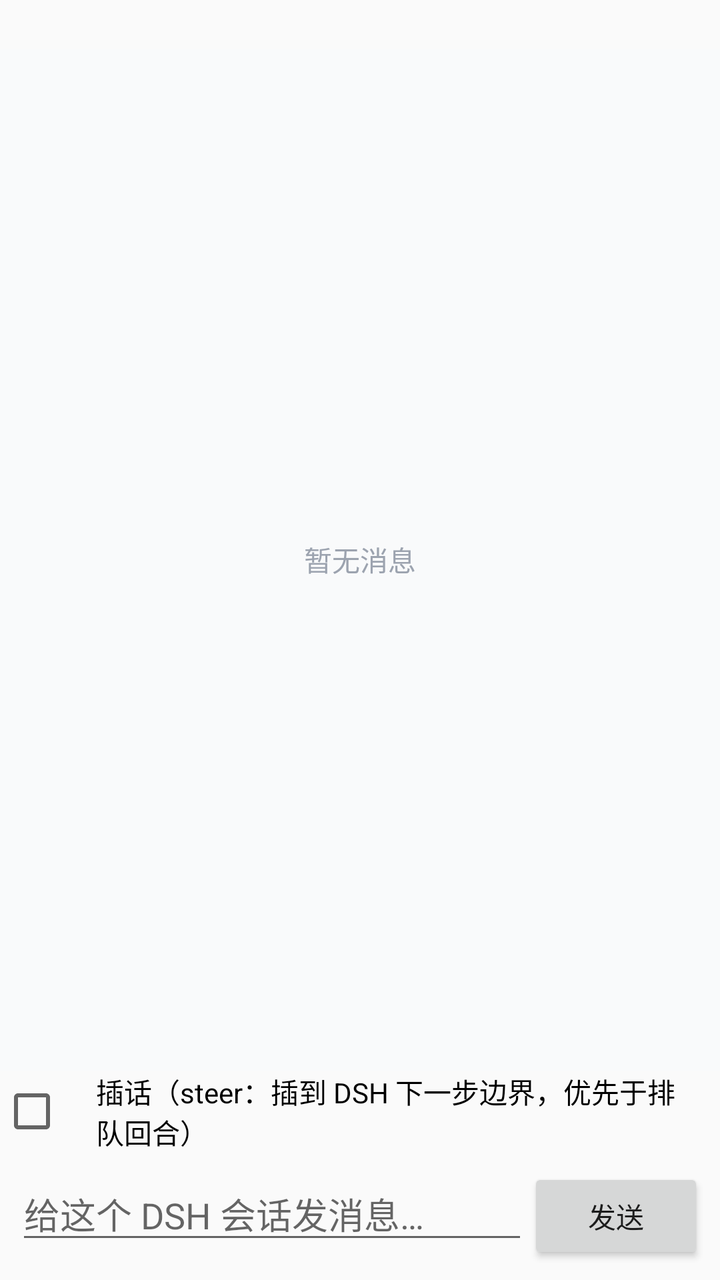
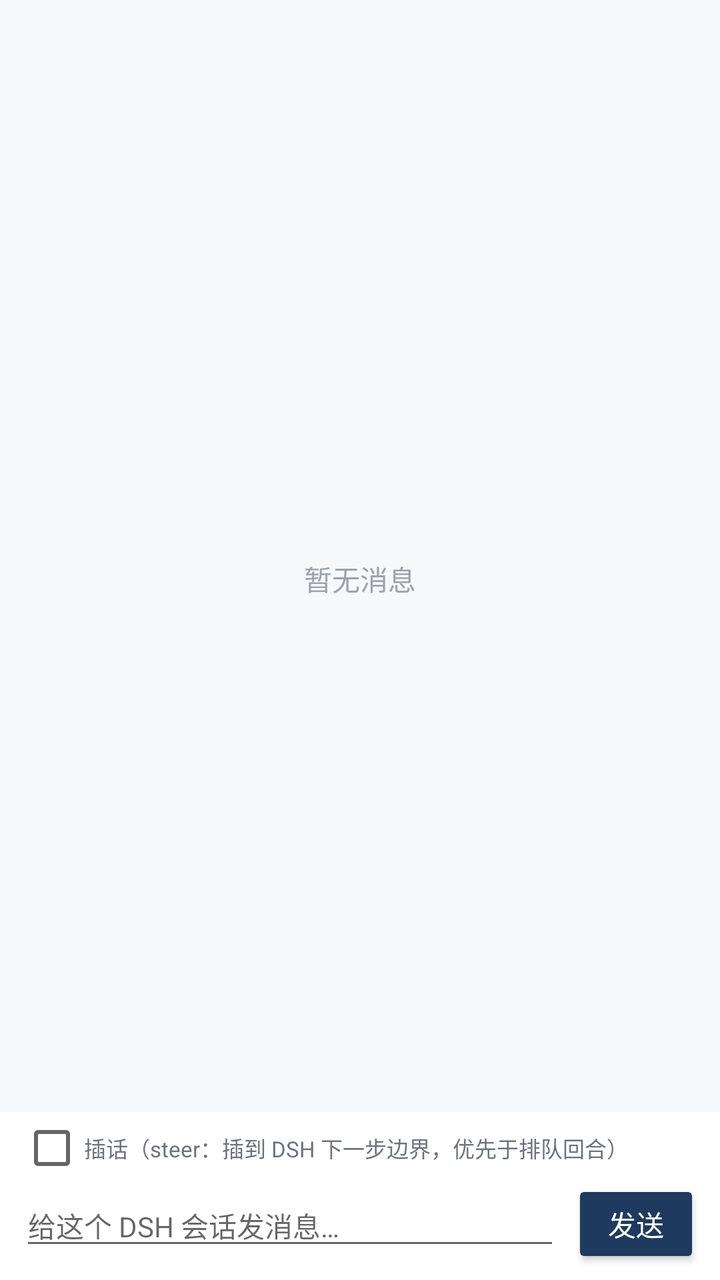

Compare the two renders of this Android layout. The source of the first and the diff that turns it into the second are given below.
<!-- AndroidManifest.xml: application theme AppTheme -->
<!-- res/layout/activity_session.xml -->
<?xml version="1.0" encoding="utf-8"?>
<LinearLayout xmlns:android="http://schemas.android.com/apk/res/android"
    android:layout_width="match_parent"
    android:layout_height="match_parent"
    android:orientation="vertical">

    <LinearLayout
        android:layout_width="match_parent"
        android:layout_height="wrap_content"
        android:orientation="horizontal"
        android:gravity="center_vertical"
        android:paddingLeft="16dp"
        android:paddingRight="16dp"
        android:paddingTop="8dp">

        <TextView
            android:id="@+id/status"
            android:layout_width="0dp"
            android:layout_height="wrap_content"
            android:layout_weight="1"
            android:textSize="12sp"
            android:textColor="#374151" />

        <Button
            android:id="@+id/load_older"
            android:layout_width="wrap_content"
            android:layout_height="wrap_content"
            android:text="加载更早"
            android:visibility="gone" />
    </LinearLayout>

    <FrameLayout
        android:layout_width="match_parent"
        android:layout_height="0dp"
        android:layout_weight="1"
        android:background="#F9FAFB">

        <ListView
            android:id="@+id/message_list"
            android:layout_width="match_parent"
            android:layout_height="match_parent"
            android:divider="#EEF2F7"
            android:dividerHeight="1dp"
            android:stackFromBottom="false" />

        <TextView
            android:id="@+id/empty"
            android:layout_width="wrap_content"
            android:layout_height="wrap_content"
            android:layout_gravity="center"
            android:text="暂无消息"
            android:textColor="#9CA3AF" />
    </FrameLayout>

    <CheckBox
        android:id="@+id/steer_check"
        android:layout_width="match_parent"
        android:layout_height="wrap_content"
        android:paddingLeft="16dp"
        android:paddingRight="16dp"
        android:text="插话（steer：插到 DSH 下一步边界，优先于排队回合）" />

    <LinearLayout
        android:layout_width="match_parent"
        android:layout_height="wrap_content"
        android:orientation="horizontal"
        android:padding="8dp"
        android:gravity="bottom">

        <EditText
            android:id="@+id/input"
            android:layout_width="0dp"
            android:layout_height="wrap_content"
            android:layout_weight="1"
            android:hint="给这个 DSH 会话发消息…"
            android:inputType="textMultiLine|textCapSentences"
            android:maxLines="5"
            android:minLines="1" />

        <Button
            android:id="@+id/send_button"
            android:layout_width="wrap_content"
            android:layout_height="wrap_content"
            android:text="发送" />
    </LinearLayout>
</LinearLayout>
<!-- resources referenced by this layout -->
<resources>
  <style name="AppTheme" parent="android:Theme.Material.Light.DarkActionBar">
          <item name="android:colorPrimary">#1E3A5F</item>
          <item name="android:colorPrimaryDark">#14283F</item>
          <item name="android:colorAccent">#2F6FA8</item>
          <item name="android:statusBarColor">#14283F</item>
      </style>
</resources>

<!-- the commit's change to res/layout/activity_session.xml (unified diff, before → after) -->
@@ -2,7 +2,8 @@
 <LinearLayout xmlns:android="http://schemas.android.com/apk/res/android"
     android:layout_width="match_parent"
     android:layout_height="match_parent"
-    android:orientation="vertical">
+    android:orientation="vertical"
+    android:background="#F7F8FA">
 
     <LinearLayout
         android:layout_width="match_parent"
@@ -11,20 +12,25 @@
         android:gravity="center_vertical"
         android:paddingLeft="16dp"
         android:paddingRight="16dp"
-        android:paddingTop="8dp">
+        android:paddingTop="6dp"
+        android:paddingBottom="2dp">
 
         <TextView
             android:id="@+id/status"
             android:layout_width="0dp"
             android:layout_height="wrap_content"
             android:layout_weight="1"
-            android:textSize="12sp"
-            android:textColor="#374151" />
+            android:textSize="11sp"
+            android:textColor="#6B7280" />
 
         <Button
             android:id="@+id/load_older"
             android:layout_width="wrap_content"
-            android:layout_height="wrap_content"
+            android:layout_height="32dp"
+            android:minWidth="0dp"
+            android:paddingLeft="10dp"
+            android:paddingRight="10dp"
+            android:textSize="12sp"
             android:text="加载更早"
             android:visibility="gone" />
     </LinearLayout>
@@ -32,15 +38,18 @@
     <FrameLayout
         android:layout_width="match_parent"
         android:layout_height="0dp"
-        android:layout_weight="1"
-        android:background="#F9FAFB">
+        android:layout_weight="1">
 
         <ListView
             android:id="@+id/message_list"
             android:layout_width="match_parent"
             android:layout_height="match_parent"
-            android:divider="#EEF2F7"
-            android:dividerHeight="1dp"
+            android:divider="@null"
+            android:dividerHeight="0dp"
+            android:scrollbarStyle="outsideOverlay"
+            android:clipToPadding="false"
+            android:paddingTop="4dp"
+            android:paddingBottom="6dp"
             android:stackFromBottom="false" />
 
         <TextView
@@ -52,35 +61,52 @@
             android:textColor="#9CA3AF" />
     </FrameLayout>
 
-    <CheckBox
-        android:id="@+id/steer_check"
-        android:layout_width="match_parent"
-        android:layout_height="wrap_content"
-        android:paddingLeft="16dp"
-        android:paddingRight="16dp"
-        android:text="插话（steer：插到 DSH 下一步边界，优先于排队回合）" />
-
     <LinearLayout
         android:layout_width="match_parent"
         android:layout_height="wrap_content"
-        android:orientation="horizontal"
-        android:padding="8dp"
-        android:gravity="bottom">
+        android:orientation="vertical"
+        android:background="#FFFFFF"
+        android:paddingLeft="10dp"
+        android:paddingRight="10dp"
+        android:paddingTop="2dp"
+        android:paddingBottom="6dp">
 
-        <EditText
-            android:id="@+id/input"
-            android:layout_width="0dp"
+        <CheckBox
+            android:id="@+id/steer_check"
+            android:layout_width="match_parent"
             android:layout_height="wrap_content"
-            android:layout_weight="1"
-            android:hint="给这个 DSH 会话发消息…"
-            android:inputType="textMultiLine|textCapSentences"
-            android:maxLines="5"
-            android:minLines="1" />
+            android:text="插话（steer：插到 DSH 下一步边界，优先于排队回合）"
+            android:textSize="11sp"
+            android:textColor="#6B7280" />
 
-        <Button
-            android:id="@+id/send_button"
-            android:layout_width="wrap_content"
+        <LinearLayout
+            android:layout_width="match_parent"
             android:layout_height="wrap_content"
-            android:text="发送" />
+            android:orientation="horizontal"
+            android:gravity="bottom">
+
+            <EditText
+                android:id="@+id/input"
+                android:layout_width="0dp"
+                android:layout_height="wrap_content"
+                android:layout_weight="1"
+                android:hint="给这个 DSH 会话发消息…"
+                android:inputType="textMultiLine|textCapSentences"
+                android:maxLines="5"
+                android:minLines="1"
+                android:textSize="14sp" />
+
+            <Button
+                android:id="@+id/send_button"
+                android:layout_width="wrap_content"
+                android:layout_height="44dp"
+                android:minWidth="0dp"
+                android:paddingLeft="18dp"
+                android:paddingRight="18dp"
+                android:layout_marginLeft="6dp"
+                android:text="发送"
+                android:textColor="#FFFFFF"
+                android:backgroundTint="#1E3A5F" />
+        </LinearLayout>
     </LinearLayout>
 </LinearLayout>
